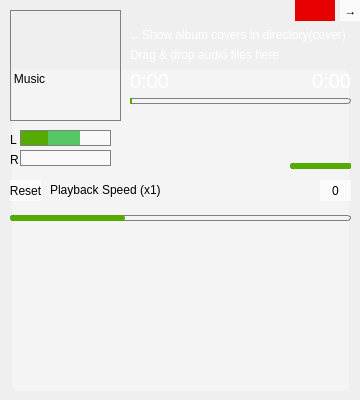
The window that desktop/player/shadowplayer.ui (missdeer/hannah) describes before a commit, drawn with Qt 5.
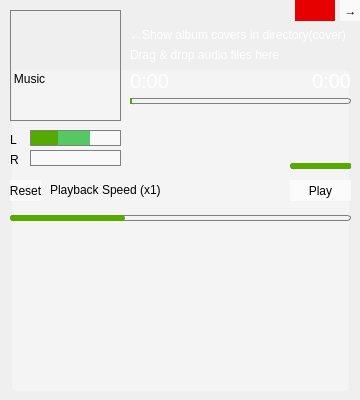
The same window after the commit. Icons and pictures are not drawn. Custom widgets are drawn as their Qt base class.

Commit message: adjust UI layout

```diff
--- a/desktop/player/shadowplayer.ui
+++ b/desktop/player/shadowplayer.ui
@@ -505,7 +505,7 @@
    <widget class="QProgressBar" name="leftLevel">
     <property name="geometry">
      <rect>
-      <x>20</x>
+      <x>30</x>
       <y>130</y>
       <width>91</width>
       <height>16</height>
@@ -530,7 +530,7 @@
    <widget class="QProgressBar" name="rightLevel">
     <property name="geometry">
      <rect>
-      <x>20</x>
+      <x>30</x>
       <y>150</y>
       <width>91</width>
       <height>16</height>
@@ -551,7 +551,7 @@
      <rect>
       <x>10</x>
       <y>129</y>
-      <width>8</width>
+      <width>16</width>
       <height>21</height>
      </rect>
     </property>
@@ -564,7 +564,7 @@
      <rect>
       <x>10</x>
       <y>149</y>
-      <width>8</width>
+      <width>16</width>
       <height>21</height>
      </rect>
     </property>
@@ -1629,7 +1629,7 @@
    <widget class="QProgressBar" name="leftdB">
     <property name="geometry">
      <rect>
-      <x>20</x>
+      <x>30</x>
       <y>130</y>
       <width>91</width>
       <height>16</height>
@@ -1654,7 +1654,7 @@
    <widget class="QProgressBar" name="rightdB">
     <property name="geometry">
      <rect>
-      <x>20</x>
+      <x>30</x>
       <y>150</y>
       <width>91</width>
       <height>16</height>
@@ -1679,14 +1679,14 @@
    <widget class="QPushButton" name="reverseButton">
     <property name="geometry">
      <rect>
-      <x>320</x>
+      <x>290</x>
       <y>180</y>
-      <width>31</width>
+      <width>61</width>
       <height>21</height>
      </rect>
     </property>
     <property name="text">
-     <string>0</string>
+     <string>Play</string>
     </property>
    </widget>
    <widget class="QWidget" name="playerListArea" native="true">
```
The commit also changes 1 other file.
